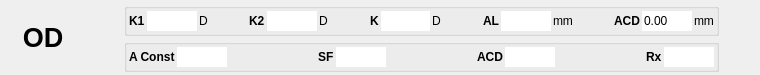
The window that calculator_patient.ui (siborion/siborion_american_scan) describes before a commit, drawn with Qt 5.
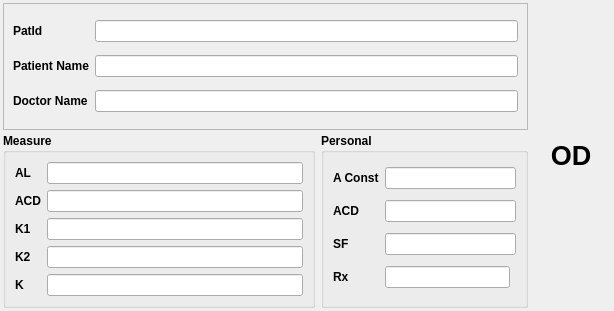
The same window after the commit. Custom widgets are drawn as their Qt base class.

Patch:
```diff
--- a/calculator_patient.ui
+++ b/calculator_patient.ui
@@ -6,14 +6,14 @@
    <rect>
     <x>0</x>
     <y>0</y>
-    <width>760</width>
-    <height>66</height>
+    <width>614</width>
+    <height>311</height>
    </rect>
   </property>
   <property name="windowTitle">
    <string>Form</string>
   </property>
-  <layout class="QGridLayout" name="gridLayout" columnstretch="3,0,0,0,0,0,0">
+  <layout class="QGridLayout" name="gridLayout" columnstretch="3,0,0,0">
    <property name="leftMargin">
     <number>3</number>
    </property>
@@ -29,7 +29,247 @@
    <property name="spacing">
     <number>3</number>
    </property>
-   <item row="0" column="1" rowspan="2">
+   <item row="1" column="2">
+    <widget class="QGroupBox" name="groupBox_4">
+     <property name="font">
+      <font>
+       <weight>75</weight>
+       <bold>true</bold>
+      </font>
+     </property>
+     <property name="title">
+      <string>Personal</string>
+     </property>
+     <layout class="QGridLayout" name="gridLayout_3">
+      <item row="1" column="0">
+       <widget class="QLabel" name="label_17">
+        <property name="font">
+         <font>
+          <weight>75</weight>
+          <bold>true</bold>
+         </font>
+        </property>
+        <property name="text">
+         <string>ACD</string>
+        </property>
+       </widget>
+      </item>
+      <item row="2" column="1" colspan="2">
+       <widget class="leAddZero" name="leSF_personal"/>
+      </item>
+      <item row="1" column="1" colspan="2">
+       <widget class="leAddZero" name="leACD_personal"/>
+      </item>
+      <item row="0" column="0">
+       <widget class="QLabel" name="label_14">
+        <property name="font">
+         <font>
+          <weight>75</weight>
+          <bold>true</bold>
+         </font>
+        </property>
+        <property name="text">
+         <string>A Const</string>
+        </property>
+       </widget>
+      </item>
+      <item row="0" column="1" colspan="2">
+       <widget class="leAddZero" name="leAConst_personal"/>
+      </item>
+      <item row="2" column="0">
+       <widget class="QLabel" name="label_16">
+        <property name="font">
+         <font>
+          <weight>75</weight>
+          <bold>true</bold>
+         </font>
+        </property>
+        <property name="text">
+         <string>SF</string>
+        </property>
+       </widget>
+      </item>
+      <item row="3" column="0">
+       <widget class="QLabel" name="label_15">
+        <property name="font">
+         <font>
+          <weight>75</weight>
+          <bold>true</bold>
+         </font>
+        </property>
+        <property name="text">
+         <string>Rx</string>
+        </property>
+       </widget>
+      </item>
+      <item row="3" column="1">
+       <widget class="leAddZero" name="leRx_personal"/>
+      </item>
+     </layout>
+    </widget>
+   </item>
+   <item row="0" column="0" colspan="3">
+    <widget class="QFrame" name="frame">
+     <property name="font">
+      <font>
+       <weight>75</weight>
+       <bold>true</bold>
+      </font>
+     </property>
+     <property name="frameShape">
+      <enum>QFrame::StyledPanel</enum>
+     </property>
+     <property name="frameShadow">
+      <enum>QFrame::Raised</enum>
+     </property>
+     <layout class="QGridLayout" name="gridLayout_2">
+      <item row="2" column="0">
+       <widget class="QLabel" name="label_3">
+        <property name="font">
+         <font>
+          <weight>75</weight>
+          <bold>true</bold>
+         </font>
+        </property>
+        <property name="text">
+         <string>Doctor Name</string>
+        </property>
+       </widget>
+      </item>
+      <item row="0" column="0">
+       <widget class="QLabel" name="label">
+        <property name="font">
+         <font>
+          <weight>75</weight>
+          <bold>true</bold>
+         </font>
+        </property>
+        <property name="text">
+         <string>PatId</string>
+        </property>
+       </widget>
+      </item>
+      <item row="1" column="0">
+       <widget class="QLabel" name="label_2">
+        <property name="font">
+         <font>
+          <weight>75</weight>
+          <bold>true</bold>
+         </font>
+        </property>
+        <property name="text">
+         <string>Patient Name</string>
+        </property>
+       </widget>
+      </item>
+      <item row="0" column="1">
+       <widget class="leAddZero" name="lineEdit"/>
+      </item>
+      <item row="1" column="1">
+       <widget class="leAddZero" name="lineEdit_2"/>
+      </item>
+      <item row="2" column="1">
+       <widget class="leAddZero" name="lineEdit_3"/>
+      </item>
+     </layout>
+    </widget>
+   </item>
+   <item row="1" column="0">
+    <widget class="QGroupBox" name="groupBox">
+     <property name="font">
+      <font>
+       <weight>75</weight>
+       <bold>true</bold>
+      </font>
+     </property>
+     <property name="title">
+      <string>Measure</string>
+     </property>
+     <layout class="QGridLayout" name="gridLayout_5">
+      <item row="2" column="0">
+       <widget class="QLabel" name="label_5">
+        <property name="font">
+         <font>
+          <weight>75</weight>
+          <bold>true</bold>
+         </font>
+        </property>
+        <property name="text">
+         <string>K1</string>
+        </property>
+       </widget>
+      </item>
+      <item row="3" column="0">
+       <widget class="QLabel" name="label_6">
+        <property name="font">
+         <font>
+          <weight>75</weight>
+          <bold>true</bold>
+         </font>
+        </property>
+        <property name="text">
+         <string>K2</string>
+        </property>
+       </widget>
+      </item>
+      <item row="0" column="0">
+       <widget class="QLabel" name="label_4">
+        <property name="font">
+         <font>
+          <weight>75</weight>
+          <bold>true</bold>
+         </font>
+        </property>
+        <property name="text">
+         <string>AL</string>
+        </property>
+       </widget>
+      </item>
+      <item row="4" column="0">
+       <widget class="QLabel" name="label_7">
+        <property name="font">
+         <font>
+          <weight>75</weight>
+          <bold>true</bold>
+         </font>
+        </property>
+        <property name="text">
+         <string>K</string>
+        </property>
+       </widget>
+      </item>
+      <item row="1" column="0">
+       <widget class="QLabel" name="label_8">
+        <property name="font">
+         <font>
+          <weight>75</weight>
+          <bold>true</bold>
+         </font>
+        </property>
+        <property name="text">
+         <string>ACD</string>
+        </property>
+       </widget>
+      </item>
+      <item row="1" column="1">
+       <widget class="leAddZero" name="leACD_measure"/>
+      </item>
+      <item row="0" column="1">
+       <widget class="leAddZero" name="leAL_measure"/>
+      </item>
+      <item row="2" column="1">
+       <widget class="leAddZero" name="leK1"/>
+      </item>
+      <item row="3" column="1">
+       <widget class="leAddZero" name="leK2"/>
+      </item>
+      <item row="4" column="1">
+       <widget class="leAddZero" name="leK"/>
+      </item>
+     </layout>
+    </widget>
+   </item>
+   <item row="0" column="3" rowspan="2">
     <widget class="QPushButton" name="pbSide">
      <property name="sizePolicy">
       <sizepolicy hsizetype="Expanding" vsizetype="Expanding">
@@ -56,462 +296,6 @@
      </property>
     </widget>
    </item>
-   <item row="0" column="6" rowspan="2">
-    <spacer name="horizontalSpacer_2">
-     <property name="orientation">
-      <enum>Qt::Horizontal</enum>
-     </property>
-     <property name="sizeHint" stdset="0">
-      <size>
-       <width>40</width>
-       <height>20</height>
-      </size>
-     </property>
-    </spacer>
-   </item>
-   <item row="0" column="3">
-    <widget class="QGroupBox" name="groupBox_2">
-     <property name="title">
-      <string/>
-     </property>
-     <layout class="QGridLayout" name="gridLayout_3">
-      <property name="leftMargin">
-       <number>2</number>
-      </property>
-      <property name="topMargin">
-       <number>2</number>
-      </property>
-      <property name="rightMargin">
-       <number>2</number>
-      </property>
-      <property name="bottomMargin">
-       <number>2</number>
-      </property>
-      <property name="spacing">
-       <number>2</number>
-      </property>
-      <item row="0" column="0">
-       <widget class="QLabel" name="label_5">
-        <property name="font">
-         <font>
-          <weight>75</weight>
-          <bold>true</bold>
-         </font>
-        </property>
-        <property name="text">
-         <string>K1</string>
-        </property>
-       </widget>
-      </item>
-      <item row="0" column="6">
-       <widget class="QLabel" name="label_11">
-        <property name="text">
-         <string>D</string>
-        </property>
-       </widget>
-      </item>
-      <item row="0" column="4">
-       <widget class="QLabel" name="label_6">
-        <property name="font">
-         <font>
-          <weight>75</weight>
-          <bold>true</bold>
-         </font>
-        </property>
-        <property name="text">
-         <string>K2</string>
-        </property>
-       </widget>
-      </item>
-      <item row="0" column="11">
-       <spacer name="horizontalSpacer_4">
-        <property name="orientation">
-         <enum>Qt::Horizontal</enum>
-        </property>
-        <property name="sizeHint" stdset="0">
-         <size>
-          <width>40</width>
-          <height>20</height>
-         </size>
-        </property>
-       </spacer>
-      </item>
-      <item row="0" column="17">
-       <widget class="QLineEdit" name="leACD_measure">
-        <property name="maximumSize">
-         <size>
-          <width>50</width>
-          <height>16777215</height>
-         </size>
-        </property>
-        <property name="text">
-         <string>0.00</string>
-        </property>
-        <property name="frame">
-         <bool>false</bool>
-        </property>
-       </widget>
-      </item>
-      <item row="0" column="14">
-       <widget class="QLabel" name="label_9">
-        <property name="text">
-         <string>mm</string>
-        </property>
-       </widget>
-      </item>
-      <item row="0" column="5">
-       <widget class="leAddZero" name="leK2">
-        <property name="maximumSize">
-         <size>
-          <width>50</width>
-          <height>16777215</height>
-         </size>
-        </property>
-        <property name="frame">
-         <bool>false</bool>
-        </property>
-       </widget>
-      </item>
-      <item row="0" column="10">
-       <widget class="QLabel" name="label_12">
-        <property name="text">
-         <string>D</string>
-        </property>
-       </widget>
-      </item>
-      <item row="0" column="7">
-       <spacer name="horizontalSpacer_3">
-        <property name="orientation">
-         <enum>Qt::Horizontal</enum>
-        </property>
-        <property name="sizeHint" stdset="0">
-         <size>
-          <width>40</width>
-          <height>20</height>
-         </size>
-        </property>
-       </spacer>
-      </item>
-      <item row="0" column="3">
-       <spacer name="horizontalSpacer">
-        <property name="orientation">
-         <enum>Qt::Horizontal</enum>
-        </property>
-        <property name="sizeHint" stdset="0">
-         <size>
-          <width>40</width>
-          <height>20</height>
-         </size>
-        </property>
-       </spacer>
-      </item>
-      <item row="0" column="1">
-       <widget class="leAddZero" name="leK1">
-        <property name="maximumSize">
-         <size>
-          <width>50</width>
-          <height>16777215</height>
-         </size>
-        </property>
-        <property name="frame">
-         <bool>false</bool>
-        </property>
-       </widget>
-      </item>
-      <item row="0" column="13">
-       <widget class="leAddZero" name="leAL_measure">
-        <property name="maximumSize">
-         <size>
-          <width>50</width>
-          <height>16777215</height>
-         </size>
-        </property>
-        <property name="text">
-         <string/>
-        </property>
-        <property name="frame">
-         <bool>false</bool>
-        </property>
-       </widget>
-      </item>
-      <item row="0" column="12">
-       <widget class="QLabel" name="label_4">
-        <property name="font">
-         <font>
-          <weight>75</weight>
-          <bold>true</bold>
-         </font>
-        </property>
-        <property name="text">
-         <string>AL</string>
-        </property>
-       </widget>
-      </item>
-      <item row="0" column="18">
-       <widget class="QLabel" name="label_13">
-        <property name="text">
-         <string>mm</string>
-        </property>
-       </widget>
-      </item>
-      <item row="0" column="2">
-       <widget class="QLabel" name="label_10">
-        <property name="text">
-         <string>D</string>
-        </property>
-       </widget>
-      </item>
-      <item row="0" column="9">
-       <widget class="leAddZero" name="leK">
-        <property name="maximumSize">
-         <size>
-          <width>50</width>
-          <height>16777215</height>
-         </size>
-        </property>
-        <property name="frame">
-         <bool>false</bool>
-        </property>
-        <property name="readOnly">
-         <bool>true</bool>
-        </property>
-       </widget>
-      </item>
-      <item row="0" column="8">
-       <widget class="QLabel" name="label_7">
-        <property name="font">
-         <font>
-          <weight>75</weight>
-          <bold>true</bold>
-         </font>
-        </property>
-        <property name="text">
-         <string>K</string>
-        </property>
-       </widget>
-      </item>
-      <item row="0" column="16">
-       <widget class="QLabel" name="label_8">
-        <property name="font">
-         <font>
-          <weight>75</weight>
-          <bold>true</bold>
-         </font>
-        </property>
-        <property name="text">
-         <string>ACD</string>
-        </property>
-       </widget>
-      </item>
-      <item row="0" column="15">
-       <spacer name="horizontalSpacer_5">
-        <property name="orientation">
-         <enum>Qt::Horizontal</enum>
-        </property>
-        <property name="sizeHint" stdset="0">
-         <size>
-          <width>40</width>
-          <height>20</height>
-         </size>
-        </property>
-       </spacer>
-      </item>
-     </layout>
-    </widget>
-   </item>
-   <item row="1" column="3">
-    <widget class="QGroupBox" name="groupBox_3">
-     <property name="title">
-      <string/>
-     </property>
-     <layout class="QGridLayout" name="gridLayout_4">
-      <property name="leftMargin">
-       <number>2</number>
-      </property>
-      <property name="topMargin">
-       <number>2</number>
-      </property>
-      <property name="rightMargin">
-       <number>2</number>
-      </property>
-      <property name="bottomMargin">
-       <number>2</number>
-      </property>
-      <property name="spacing">
-       <number>2</number>
-      </property>
-      <item row="0" column="7">
-       <widget class="QLineEdit" name="leACD_personal">
-        <property name="maximumSize">
-         <size>
-          <width>50</width>
-          <height>16777215</height>
-         </size>
-        </property>
-        <property name="frame">
-         <bool>false</bool>
-        </property>
-       </widget>
-      </item>
-      <item row="0" column="4">
-       <widget class="QLineEdit" name="leSF_personal">
-        <property name="maximumSize">
-         <size>
-          <width>50</width>
-          <height>16777215</height>
-         </size>
-        </property>
-        <property name="frame">
-         <bool>false</bool>
-        </property>
-       </widget>
-      </item>
-      <item row="0" column="0">
-       <widget class="QLabel" name="label_14">
-        <property name="font">
-         <font>
-          <weight>75</weight>
-          <bold>true</bold>
-         </font>
-        </property>
-        <property name="text">
-         <string>A Const</string>
-        </property>
-       </widget>
-      </item>
-      <item row="0" column="1">
-       <widget class="QLineEdit" name="leAConst_personal">
-        <property name="maximumSize">
-         <size>
-          <width>50</width>
-          <height>16777215</height>
-         </size>
-        </property>
-        <property name="frame">
-         <bool>false</bool>
-        </property>
-       </widget>
-      </item>
-      <item row="0" column="9">
-       <widget class="QLabel" name="label_15">
-        <property name="font">
-         <font>
-          <weight>75</weight>
-          <bold>true</bold>
-         </font>
-        </property>
-        <property name="text">
-         <string>Rx</string>
-        </property>
-       </widget>
-      </item>
-      <item row="0" column="10">
-       <widget class="QLineEdit" name="leRx_personal">
-        <property name="maximumSize">
-         <size>
-          <width>50</width>
-          <height>16777215</height>
-         </size>
-        </property>
-        <property name="frame">
-         <bool>false</bool>
-        </property>
-       </widget>
-      </item>
-      <item row="0" column="3">
-       <widget class="QLabel" name="label_16">
-        <property name="font">
-         <font>
-          <weight>75</weight>
-          <bold>true</bold>
-         </font>
-        </property>
-        <property name="text">
-         <string>SF</string>
-        </property>
-       </widget>
-      </item>
-      <item row="0" column="6">
-       <widget class="QLabel" name="label_17">
-        <property name="font">
-         <font>
-          <weight>75</weight>
-          <bold>true</bold>
-         </font>
-        </property>
-        <property name="text">
-         <string>ACD</string>
-        </property>
-       </widget>
-      </item>
-      <item row="0" column="5">
-       <spacer name="horizontalSpacer_7">
-        <property name="orientation">
-         <enum>Qt::Horizontal</enum>
-        </property>
-        <property name="sizeHint" stdset="0">
-         <size>
-          <width>40</width>
-          <height>20</height>
-         </size>
-        </property>
-       </spacer>
-      </item>
-      <item row="0" column="8">
-       <spacer name="horizontalSpacer_8">
-        <property name="orientation">
-         <enum>Qt::Horizontal</enum>
-        </property>
-        <property name="sizeHint" stdset="0">
-         <size>
-          <width>40</width>
-          <height>20</height>
-         </size>
-        </property>
-       </spacer>
-      </item>
-      <item row="0" column="2">
-       <spacer name="horizontalSpacer_6">
-        <property name="orientation">
-         <enum>Qt::Horizontal</enum>
-        </property>
-        <property name="sizeHint" stdset="0">
-         <size>
-          <width>40</width>
-          <height>20</height>
-         </size>
-        </property>
-       </spacer>
-      </item>
-     </layout>
-    </widget>
-   </item>
-   <item row="0" column="2" rowspan="2">
-    <spacer name="horizontalSpacer_9">
-     <property name="orientation">
-      <enum>Qt::Horizontal</enum>
-     </property>
-     <property name="sizeHint" stdset="0">
-      <size>
-       <width>40</width>
-       <height>20</height>
-      </size>
-     </property>
-    </spacer>
-   </item>
-   <item row="0" column="0" rowspan="2">
-    <spacer name="horizontalSpacer_10">
-     <property name="orientation">
-      <enum>Qt::Horizontal</enum>
-     </property>
-     <property name="sizeHint" stdset="0">
-      <size>
-       <width>40</width>
-       <height>20</height>
-      </size>
-     </property>
-    </spacer>
-   </item>
   </layout>
  </widget>
  <customwidgets>
```
